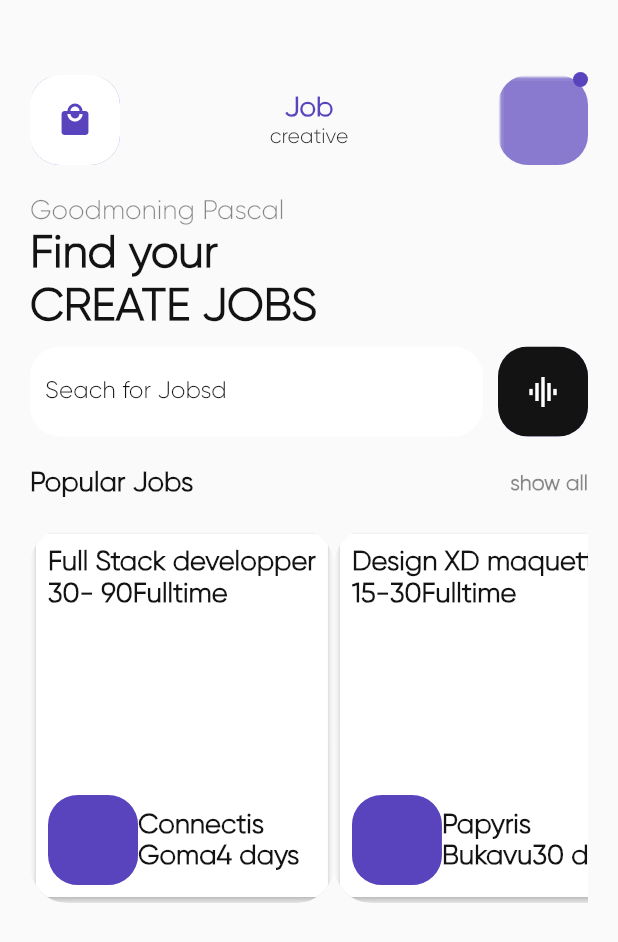
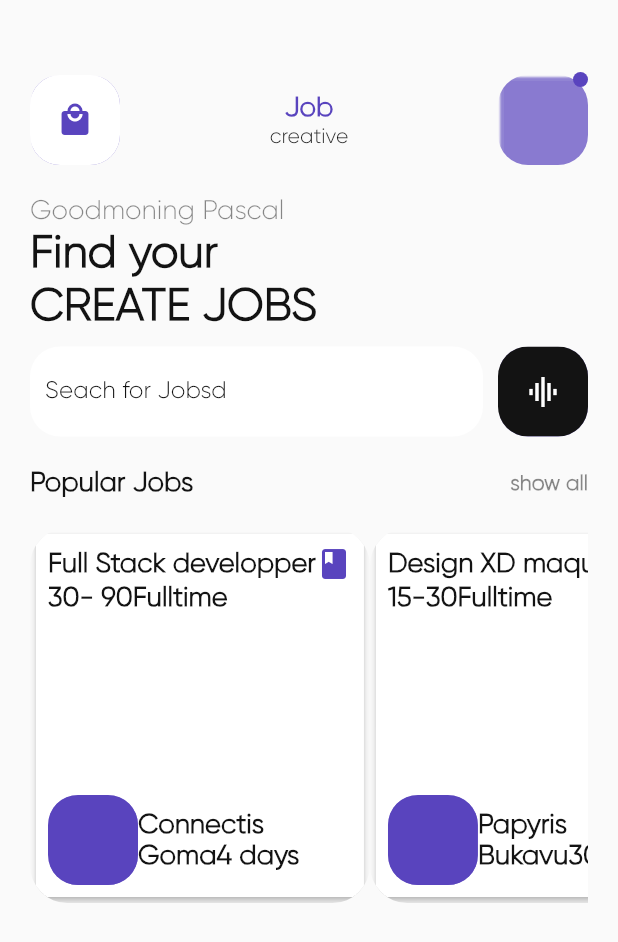
Before and after one commit to chizakasipascal/flutter_uix, a Flutter app: the screen it shows after launch, on a phone screen of 412 x 824 dp. Shown: the top 942 px of the screen. Run offline on Flutter 3.47's test engine with Material 2 defaults, Android fonts, the phone set to English and light mode, and no system bars.

```diff
--- a/lib/views/screens/home_screen.dart
+++ b/lib/views/screens/home_screen.dart
@@ -130,10 +130,6 @@ class _HomeScreeState extends State<HomeScree> {
             Flexible(
               child: Container(
                 height: 250,
-                constraints: BoxConstraints(
-                  minHeight: 250,
-                  minWidth: 350,
-                ),
                 child: jobs.length > 0
                     ? ListView.builder(
                         scrollDirection: Axis.horizontal,
--- a/lib/views/widgets/cart_job.dart
+++ b/lib/views/widgets/cart_job.dart
@@ -30,6 +30,11 @@ class CardJobs extends StatelessWidget {
                           fontWeight: FontWeight.w900,
                           color: BlackColor,
                           fontSize: 18.0),
+                    ),
+                    Spacer(),
+                    Icon(
+                      Icons.book,
+                      color: BlueColor,
                     )
                   ],
                 ),
```
